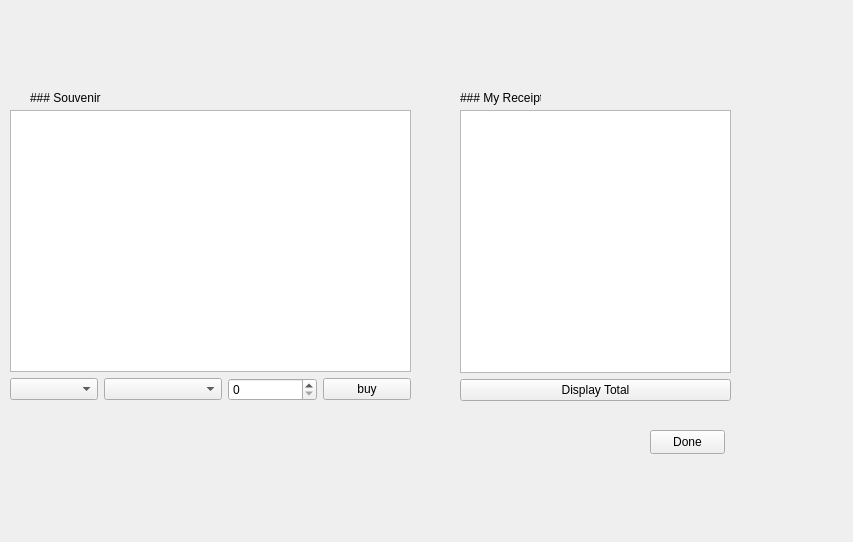
The window that Project-2-NFL/tripprogressWidget.ui (massivemembrain/Project-2-NFL) describes before a commit, drawn with Qt 5.
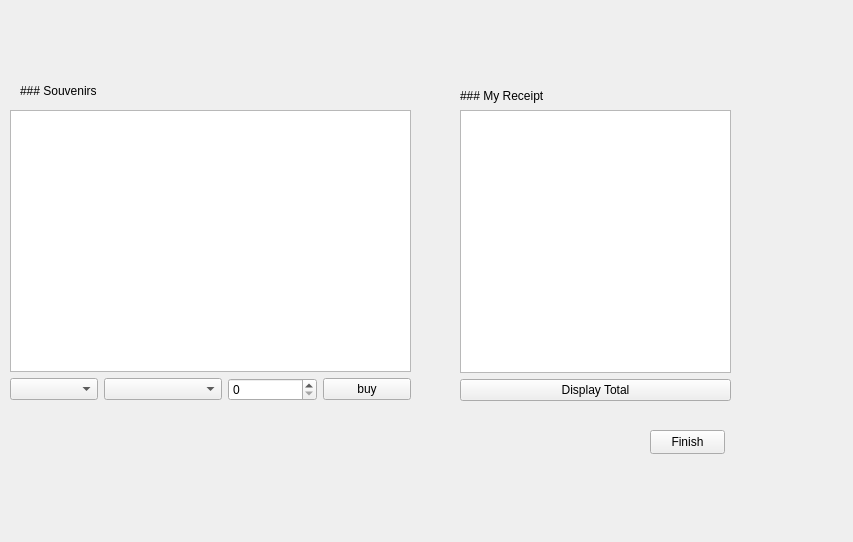
The same window after the commit.

Diff of the .ui file:
```diff
--- a/Project-2-NFL/tripprogressWidget.ui
+++ b/Project-2-NFL/tripprogressWidget.ui
@@ -16,10 +16,10 @@
   <widget class="QLabel" name="label_souvenir">
    <property name="geometry">
     <rect>
-     <x>30</x>
-     <y>90</y>
-     <width>71</width>
-     <height>16</height>
+     <x>20</x>
+     <y>70</y>
+     <width>91</width>
+     <height>41</height>
     </rect>
    </property>
    <property name="text">
@@ -33,9 +33,9 @@
    <property name="geometry">
     <rect>
      <x>460</x>
-     <y>90</y>
-     <width>81</width>
-     <height>16</height>
+     <y>80</y>
+     <width>101</width>
+     <height>31</height>
     </rect>
    </property>
    <property name="text">
@@ -97,7 +97,7 @@
     </rect>
    </property>
    <property name="text">
-    <string>Done</string>
+    <string>Finish</string>
    </property>
   </widget>
   <widget class="QWidget" name="verticalLayoutWidget_2">
```
